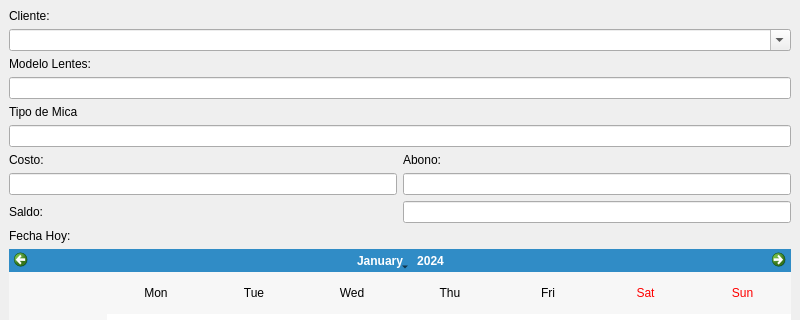
The window that RawInterfaces/agregarVenta.ui (tartaman/AdministradorDeVentas) describes before a commit, drawn with Qt 5; both pictures show x 0 to 800 and y 0 to 320 of the 800 by 620 pixel window.
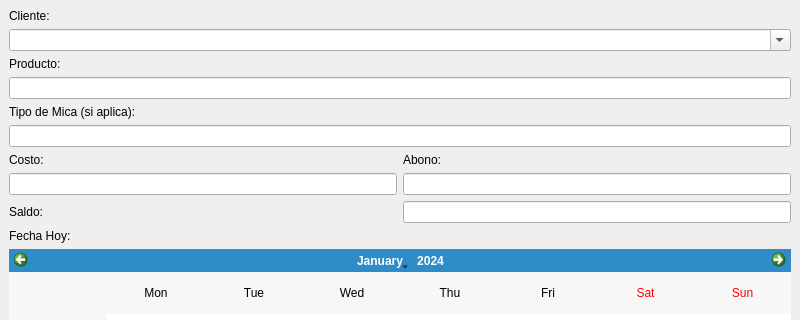
The same window after the commit.

The edit to the form file:
```diff
--- a/RawInterfaces/agregarVenta.ui
+++ b/RawInterfaces/agregarVenta.ui
@@ -34,7 +34,7 @@
       <item row="2" column="0">
        <widget class="QLabel" name="label_3">
         <property name="text">
-         <string>Modelo Lentes:</string>
+         <string>Producto:</string>
         </property>
        </widget>
       </item>
@@ -61,7 +61,7 @@
       <item row="4" column="0">
        <widget class="QLabel" name="label_4">
         <property name="text">
-         <string>Tipo de Mica</string>
+         <string>Tipo de Mica (si aplica):</string>
         </property>
        </widget>
       </item>
```
